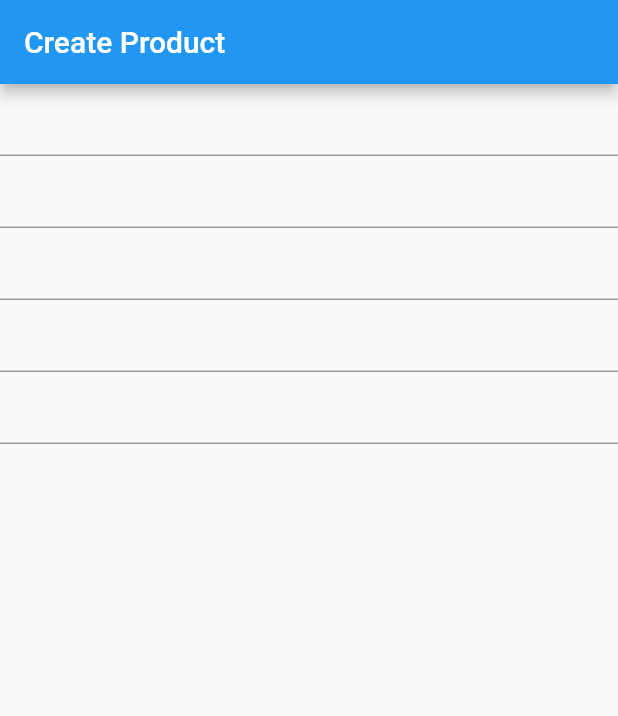
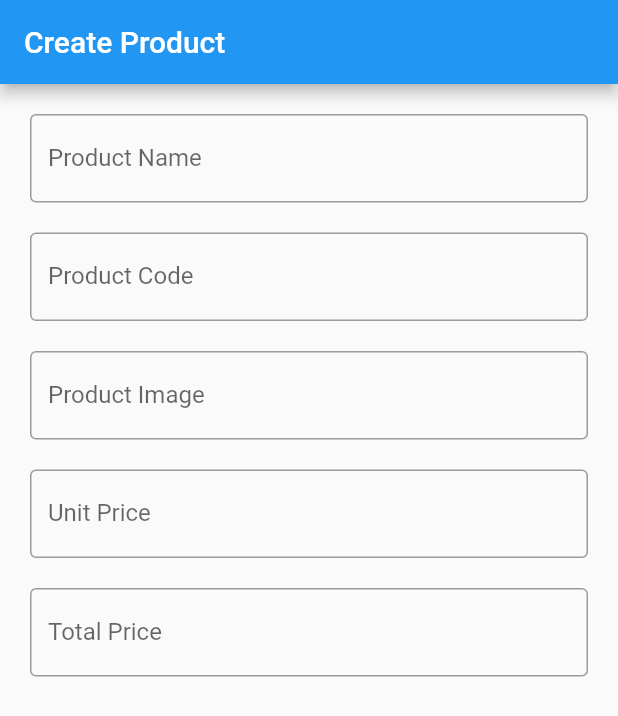
Before and after one commit to IsratAra17/crud_restapi, a Flutter app: the screen it shows after launch, on a phone screen of 412 x 824 dp. Shown: the top 716 px of the screen. Run offline on Flutter 3.47's test engine with Material 2 defaults, Android fonts, the phone set to English and light mode, and no system bars.

```diff
--- a/lib/Screen/productCreateScreen.dart
+++ b/lib/Screen/productCreateScreen.dart
@@ -1,3 +1,4 @@
+import 'package:crud_restapi/Style/style.dart';
 import 'package:flutter/cupertino.dart';
 import 'package:flutter/material.dart';
 
@@ -18,12 +19,17 @@ class _ProductCreateScreenState extends State<ProductCreateScreen> {
           children: [
             Container(
               child: SingleChildScrollView(
+                padding: EdgeInsets.all(20),
                 child: Column(children: [
-                  TextField(onChanged:(value){} ,),
-                  TextField(onChanged: (value){},),
-                  TextField(onChanged: (value){},),
-                  TextField(onChanged: (value){},),
-                  TextField(onChanged: (value){},)
+                  TextField(onChanged:(value){} ,decoration: AppInputDecoration("Product Name"),),
+                  SizedBox(height: 20),
+                  TextField(onChanged: (value){},decoration: AppInputDecoration("Product Code"),),
+                  SizedBox(height: 20),
+                  TextField(onChanged: (value){},decoration: AppInputDecoration("Product Image"),),
+                  SizedBox(height: 20),
+                  TextField(onChanged: (value){},decoration: AppInputDecoration("Unit Price"),),
+                  SizedBox(height: 20),
+                  TextField(onChanged: (value){},decoration: AppInputDecoration("Total Price"),)
                 ],),
               )
             )
--- a/pubspec.yaml
+++ b/pubspec.yaml
@@ -38,6 +38,7 @@ dependencies:
   cupertino_icons: ^1.0.2
 
   http:
+  flutter_svg:
 
 dev_dependencies:
   flutter_test:
```
Also changed, not shown: lib/assets/images/screen-back.svg (added), pubspec.lock.
